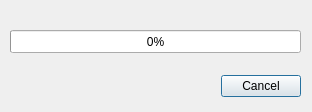
This is forms/processdialog.ui in Polycarbon/malaria_finder as Qt 5 draws it before an edit. The edited form follows.
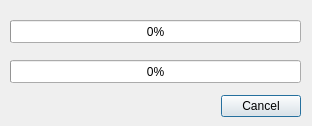
This is the edited form.

The edit to the form file:
```diff
--- a/forms/processdialog.ui
+++ b/forms/processdialog.ui
@@ -7,7 +7,7 @@
     <x>0</x>
     <y>0</y>
     <width>312</width>
-    <height>112</height>
+    <height>126</height>
    </rect>
   </property>
   <property name="windowTitle">
@@ -17,7 +17,7 @@
    <property name="geometry">
     <rect>
      <x>0</x>
-     <y>70</y>
+     <y>90</y>
      <width>301</width>
      <height>32</height>
     </rect>
@@ -33,7 +33,20 @@
    <property name="geometry">
     <rect>
      <x>10</x>
-     <y>30</y>
+     <y>20</y>
+     <width>291</width>
+     <height>23</height>
+    </rect>
+   </property>
+   <property name="value">
+    <number>0</number>
+   </property>
+  </widget>
+  <widget class="QProgressBar" name="progressBar2">
+   <property name="geometry">
+    <rect>
+     <x>10</x>
+     <y>60</y>
      <width>291</width>
      <height>23</height>
     </rect>
```
Left out of the diff: 2 changed lines with no effect on the pictures.
